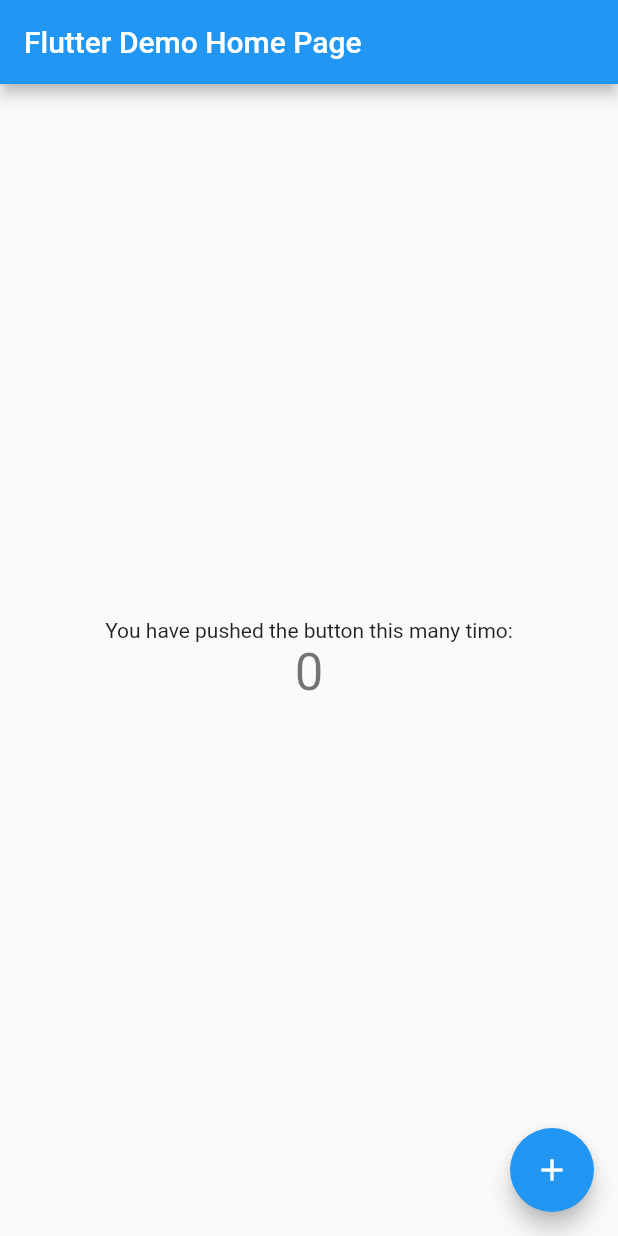
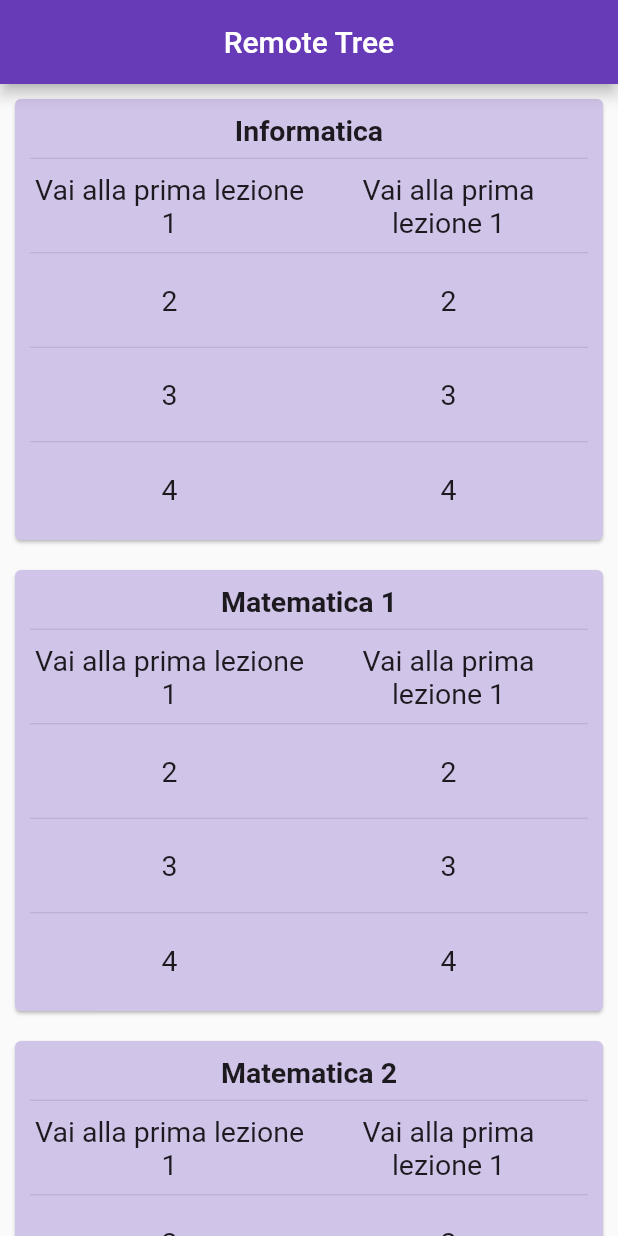
Before and after one commit to STB1019/Flutter-RemoteTree, a Flutter app: the screen it shows after launch, on a phone screen of 412 x 824 dp. Run offline on Flutter 3.47's test engine with Material 2 defaults, Android fonts, the phone set to English and light mode, and no system bars.

Commit message:
Aggiunta sezione di test con annessi UX element, infinite scroll view nel main #3

```diff
--- a/lib/View/generator.dart
+++ b/lib/View/generator.dart
@@ -1,5 +1,48 @@
+import 'package:flutter/cupertino.dart';
 import 'package:flutter/material.dart';
 
-Widget genericButton(){
-  return FlatButton(onPressed: () => print("Bottone generico premuto"));
+Widget genericButton(String id) {
+  return FlatButton(
+    onPressed: () => print("Bottone generico premuto: $id"),
+    child: genericText(id),
+  );
 }
+
+Widget genericText(String str, {bool bold = false}) {
+  return Text(
+    str,
+    textAlign: TextAlign.center,
+    style: TextStyle(
+        fontSize: 19.0,
+        fontWeight: (bold) ? FontWeight.bold : FontWeight.normal),
+    maxLines: 3,
+    overflow: TextOverflow.ellipsis,
+  );
+}
+
+Widget genericSection(String title, List<String> subtitles) {
+  Widget titolo = genericText(title, bold: true);
+  List<Widget> widgets = new List<Widget>();
+  subtitles.forEach((element) {
+    widgets.add(Column(children: [
+      Divider(height: 15.0,),
+      Row(
+        children: [
+          Expanded(child: genericText(element)),
+          Expanded(child: genericButton(element))
+        ],
+      )
+    ]));
+  });
+  widgets.insert(0, titolo);
+  return Card(
+    color: Colors.deepPurple[100],
+    margin: EdgeInsets.all(10.0),
+    child: Padding(
+      padding: const EdgeInsets.all(10.0),
+      child: Column(
+        children: widgets,
+      ),
+    ),
+  );
+}
--- /dev/null
+++ b/lib/__init__.dart
@@ -0,0 +1 @@
+export 'package:remote_tree/View/generator.dart';
--- a/lib/main.dart
+++ b/lib/main.dart
@@ -1,4 +1,6 @@
+import 'package:flutter/cupertino.dart';
 import 'package:flutter/material.dart';
+import '__init__.dart' as commons_widgets;
 
 void main() {
   runApp(MyApp());
@@ -9,12 +11,13 @@ class MyApp extends StatelessWidget {
   @override
   Widget build(BuildContext context) {
     return MaterialApp(
-      title: 'Flutter Demo',
+      title: 'Remote Tree',
+      debugShowCheckedModeBanner: false,
       theme: ThemeData(
-        primarySwatch: Colors.blue,
+        primarySwatch: Colors.deepPurple,
         visualDensity: VisualDensity.adaptivePlatformDensity,
       ),
-      home: MyHomePage(title: 'Flutter Demo Home Page'),
+      home: MyHomePage(title: 'Remote Tree'),
     );
   }
 }
@@ -28,41 +31,21 @@ class MyHomePage extends StatefulWidget {
 }
 
 class _MyHomePageState extends State<MyHomePage> {
-  int _counter = 0;
-
-  void _incrementCounter() {
-    setState(() {
-      _counter++;
-    });
-  }
+  Map<String, List<String>> dataTest = {"Informatica":["Vai alla prima lezione 1", "2", "3", "4"],
+  "Matematica 1":["Vai alla prima lezione 1", "2", "3", "4"], "Matematica 2":["Vai alla prima lezione 1", "2", "3", "4"]};
 
   @override
   Widget build(BuildContext context) {
     return Scaffold(
       appBar: AppBar(
-        title: Text(widget.title),
+        title:Text(widget.title),
+        centerTitle: true,
       ),
-      body: Center(
-        // Center is a layout widget. It takes a single child and positions it
-        // in the middle of the parent.
-        child: Column(
-          mainAxisAlignment: MainAxisAlignment.center,
-          children: <Widget>[
-            Text(
-              'You have pushed the button this many timo:',
-            ),
-            Text(
-              '$_counter',
-              style: Theme.of(context).textTheme.headline4,
-            ),
-          ],
-        ),
-      ),
-      floatingActionButton: FloatingActionButton(
-        onPressed: _incrementCounter,
-        tooltip: 'Increment',
-        child: Icon(Icons.add),
-      ),
+      body: ListView.builder(itemCount: dataTest.keys.length ,itemBuilder: (context, index) {
+        var currentElementKey = dataTest.keys.toList()[index];
+        var element = dataTest[currentElementKey];
+        return commons_widgets.genericSection(currentElementKey, element);
+      })
     );
   }
 }
```
Also changed, not shown: 1 other file.
